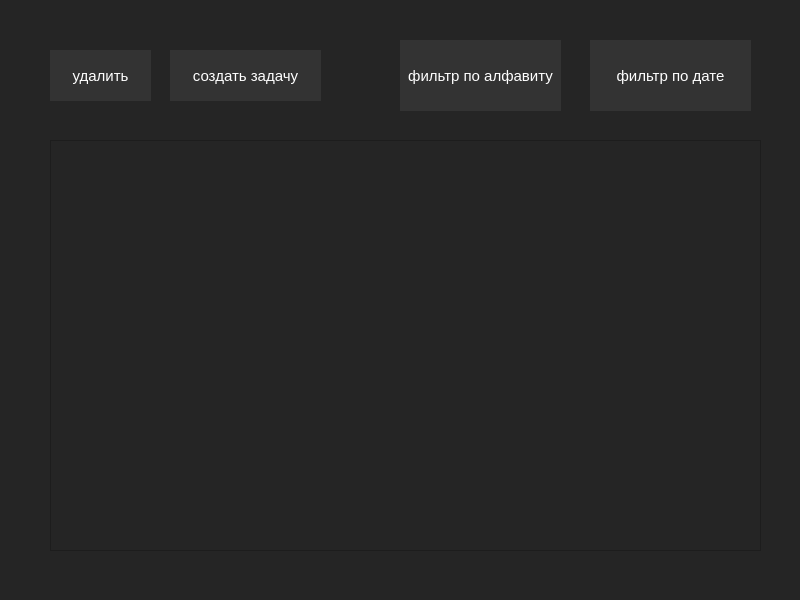
Old version of the form untitled/forms/mainwindow2.ui in the repository skulweq/project_taskmanager.
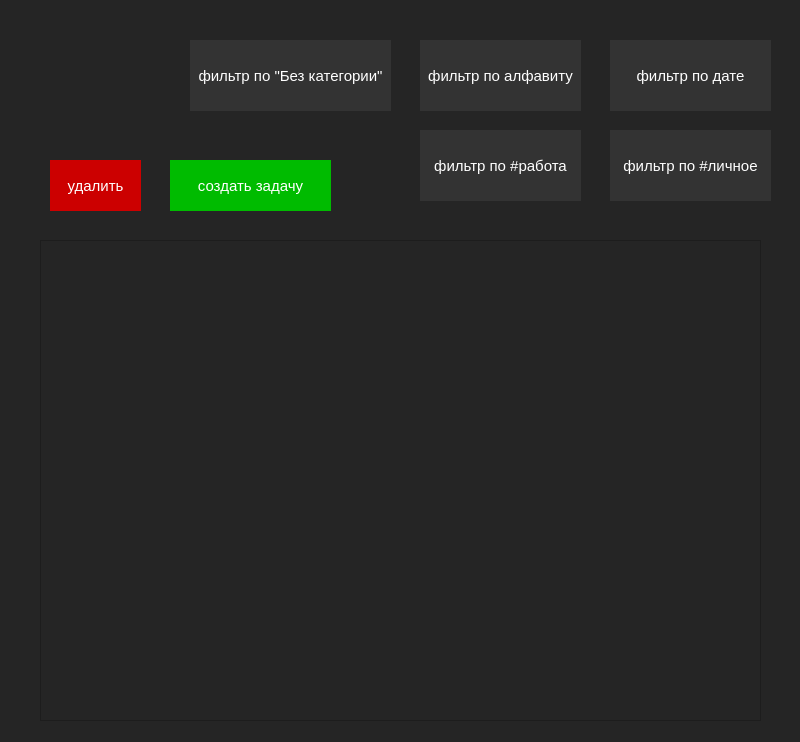
New version of the form.

Diff of the .ui file:
```diff
--- a/untitled/forms/mainwindow2.ui
+++ b/untitled/forms/mainwindow2.ui
@@ -7,7 +7,7 @@
     <x>0</x>
     <y>0</y>
     <width>800</width>
-    <height>600</height>
+    <height>742</height>
    </rect>
   </property>
   <property name="windowTitle">
@@ -21,8 +21,8 @@
     <property name="geometry">
      <rect>
       <x>50</x>
-      <y>50</y>
-      <width>101</width>
+      <y>160</y>
+      <width>91</width>
       <height>51</height>
      </rect>
     </property>
@@ -35,7 +35,7 @@
      <string notr="true">QPushButton {
 	border: #383838;
 	color: white;
-	background-color: #333333;
+	background-color: #CC0000;
 }
 
 QPushButton::pressed {
@@ -50,8 +50,8 @@
     <property name="geometry">
      <rect>
       <x>170</x>
-      <y>50</y>
-      <width>151</width>
+      <y>160</y>
+      <width>161</width>
       <height>51</height>
      </rect>
     </property>
@@ -64,7 +64,7 @@
      <string notr="true">QPushButton {
 	border: #383838;
 	color: white;
-	background-color: #333333;
+	background-color: #00BB00;
 }
 
 QPushButton::pressed {
@@ -78,10 +78,10 @@
    <widget class="QListWidget" name="listWidget">
     <property name="geometry">
      <rect>
-      <x>50</x>
-      <y>140</y>
-      <width>711</width>
-      <height>411</height>
+      <x>40</x>
+      <y>240</y>
+      <width>721</width>
+      <height>481</height>
      </rect>
     </property>
     <property name="font">
@@ -98,7 +98,7 @@
    <widget class="QPushButton" name="sortAlphabetButton">
     <property name="geometry">
      <rect>
-      <x>400</x>
+      <x>420</x>
       <y>40</y>
       <width>161</width>
       <height>71</height>
@@ -127,7 +127,7 @@
    <widget class="QPushButton" name="sortDateButton">
     <property name="geometry">
      <rect>
-      <x>590</x>
+      <x>610</x>
       <y>40</y>
       <width>161</width>
       <height>71</height>
@@ -153,6 +153,93 @@
      <string>фильтр по дате</string>
     </property>
    </widget>
+   <widget class="QPushButton" name="filterWorkButton">
+    <property name="geometry">
+     <rect>
+      <x>420</x>
+      <y>130</y>
+      <width>161</width>
+      <height>71</height>
+     </rect>
+    </property>
+    <property name="font">
+     <font>
+      <pointsize>11</pointsize>
+     </font>
+    </property>
+    <property name="styleSheet">
+     <string notr="true">QPushButton {
+	border: #383838;
+	color: white;
+	background-color: #333333;
+}
+
+QPushButton::pressed {
+	background-color: #424242;
+}</string>
+    </property>
+    <property name="text">
+     <string>фильтр по #работа</string>
+    </property>
+   </widget>
+   <widget class="QPushButton" name="filterPersonalButton">
+    <property name="geometry">
+     <rect>
+      <x>610</x>
+      <y>130</y>
+      <width>161</width>
+      <height>71</height>
+     </rect>
+    </property>
+    <property name="font">
+     <font>
+      <pointsize>11</pointsize>
+     </font>
+    </property>
+    <property name="styleSheet">
+     <string notr="true">QPushButton {
+	border: #383838;
+	color: white;
+	background-color: #333333;
+}
+
+QPushButton::pressed {
+	background-color: #424242;
+}</string>
+    </property>
+    <property name="text">
+     <string>фильтр по #личное</string>
+    </property>
+   </widget>
+   <widget class="QPushButton" name="filterNoCategoryButton">
+    <property name="geometry">
+     <rect>
+      <x>190</x>
+      <y>40</y>
+      <width>201</width>
+      <height>71</height>
+     </rect>
+    </property>
+    <property name="font">
+     <font>
+      <pointsize>11</pointsize>
+     </font>
+    </property>
+    <property name="styleSheet">
+     <string notr="true">QPushButton {
+	border: #383838;
+	color: white;
+	background-color: #333333;
+}
+
+QPushButton::pressed {
+	background-color: #424242;
+}</string>
+    </property>
+    <property name="text">
+     <string>фильтр по &quot;Без категории&quot;</string>
+    </property>
+   </widget>
   </widget>
  </widget>
  <resources/>
```
